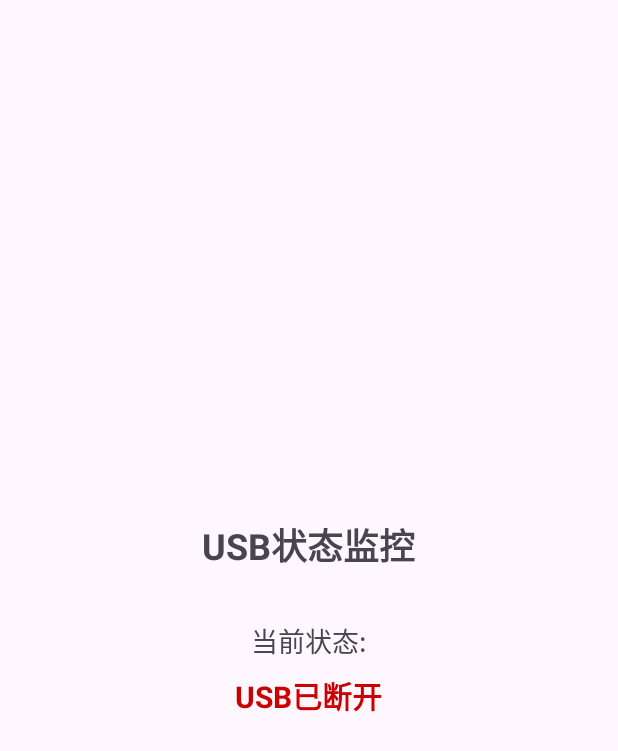
After one commit to caoyang9/Cxk-app, an Android app: the USBActivity screen opened directly, with no data from a screen before it, on a phone screen of 412 x 824 dp. The commit adds this screen. Shown: the top 751 px of the screen. Run offline under Robolectric (Android 15) with nearby library versions, the phone set to English and light mode, and no system bars.

Commit message:
feat: 注册USBManager的广播监听器，监听USB插入拔出的状态变化

```diff
--- a/app/src/main/AndroidManifest.xml
+++ b/app/src/main/AndroidManifest.xml
@@ -48,10 +48,6 @@
 
     <!-- 声明使用距离传感器特性（可选，但推荐） -->
     <uses-feature android:name="android.hardware.sensor.proximity" />
-
-
-    <uses-permission android:name="android.permission.MODIFY_AUDIO_SETTINGS" />
-    <uses-permission android:name="android.permission.RECORD_AUDIO" />
 
     <application
         android:allowBackup="true"
@@ -110,6 +106,8 @@
         <activity android:name=".mmiActivity.MagnetometerActivity" android:exported="false"/>
         <activity android:name=".mmiActivity.GyroBallActivity" android:exported="false"/>
         <activity android:name=".mmiActivity.CompassActivity" android:exported="false"/>
+        <activity android:name=".mmiActivity.USBActivity" android:exported="true">
+        </activity>
         <!-- 重构的Activity -->
         <activity android:name=".environmentanddebug.HelloWorldActivity" android:exported="false"/>
         <activity android:name=".environmentanddebug.LogActivity" android:exported="false"/>
--- a/app/src/main/java/com/yang/androiddemolog/mmiActivity/MMIActivity.java
+++ b/app/src/main/java/com/yang/androiddemolog/mmiActivity/MMIActivity.java
@@ -35,6 +35,8 @@ public class MMIActivity extends AppCompatActivity {
 
     private Button lightSensorBtn, proximitySensorBtn, gravitySensorBtn, accelerationSensorBtn,
             gyroscopeSensorBtn, magneticFieldSensorBtn, game1Btn, game2Btn;
+
+    private Button usbBtn;
 
     @Override
     protected void onCreate(@Nullable Bundle savedInstanceState) {
@@ -74,6 +76,8 @@ public class MMIActivity extends AppCompatActivity {
         game1Btn = findViewById(R.id.btn_sensor_7);
         game2Btn = findViewById(R.id.btn_sensor_8);
 
+        usbBtn = findViewById(R.id.btn_usb);
+
         brightnessBtn.setOnClickListener(v -> startActivity(new Intent(MMIActivity.this, BrightnessActivity.class)));
         imageBtn.setOnClickListener(v -> startActivity(new Intent(MMIActivity.this, ImageActivity.class)));
         touchBtn.setOnClickListener(v -> startActivity(new Intent(MMIActivity.this, TouchActivity.class)));
@@ -95,6 +99,8 @@ public class MMIActivity extends AppCompatActivity {
         magneticFieldSensorBtn.setOnClickListener(v -> startActivity(new Intent(MMIActivity.this, MagnetometerActivity.class)));
         game1Btn.setOnClickListener(v -> startActivity(new Intent(MMIActivity.this, GyroBallActivity.class)));
         game2Btn.setOnClickListener(v -> startActivity(new Intent(MMIActivity.this, CompassActivity.class)));
+
+        usbBtn.setOnClickListener(v -> startActivity(new Intent(MMIActivity.this, USBActivity.class)));
     }
 
     private void initMappings() {
--- /dev/null
+++ b/app/src/main/java/com/yang/androiddemolog/mmiActivity/USBActivity.java
@@ -0,0 +1,105 @@
+package com.yang.androiddemolog.mmiActivity;
+
+import android.content.BroadcastReceiver;
+import android.content.Context;
+import android.content.Intent;
+import android.content.IntentFilter;
+import android.hardware.usb.UsbDevice;
+import android.hardware.usb.UsbManager;
+import android.os.Bundle;
+import android.widget.TextView;
+import android.widget.Toast;
+
+import androidx.appcompat.app.AppCompatActivity;
+import com.yang.androiddemolog.R;
+
+import java.util.HashMap;
+
+
+/**
+ * USB
+ */
+public class USBActivity extends AppCompatActivity {
+
+    private TextView statusText;
+    private UsbManager usbManager;
+
+    // 定义USB相关动作
+    private static final String[] USB_ACTIONS = {
+            UsbManager.ACTION_USB_DEVICE_ATTACHED,
+            UsbManager.ACTION_USB_DEVICE_DETACHED
+    };
+
+    // USB状态广播接收器
+    private final BroadcastReceiver usbReceiver = new BroadcastReceiver() {
+        @Override
+        public void onReceive(Context context, Intent intent) {
+            String action = intent.getAction();
+            if (UsbManager.ACTION_USB_DEVICE_ATTACHED.equals(action)) {
+                updateStatus("USB已连接", true);
+                showToast("USB设备已连接");
+
+            } else if (UsbManager.ACTION_USB_DEVICE_DETACHED.equals(action)) {
+                updateStatus("USB已断开", false);
+                showToast("USB设备已断开");
+            }
+        }
+    };
+
+    @Override
+    protected void onCreate(Bundle savedInstanceState) {
+        super.onCreate(savedInstanceState);
+        setContentView(R.layout.activity_usb);
+
+        // 初始化视图
+        statusText = findViewById(R.id.statusText);
+        usbManager = (UsbManager) getSystemService(Context.USB_SERVICE);
+
+        // 注册广播接收器
+        registerUSBReceiver();
+        // 检查初始USB状态
+        checkInitialUSBState();
+    }
+
+    private void registerUSBReceiver() {
+        IntentFilter filter = new IntentFilter();
+        for (String action : USB_ACTIONS) {
+            filter.addAction(action);
+        }
+        registerReceiver(usbReceiver, filter);
+    }
+
+    private void checkInitialUSBState() {
+        // 检查当前已连接的USB设备
+        if (usbManager != null) {
+            HashMap<String, UsbDevice> deviceList = usbManager.getDeviceList();
+            if (deviceList != null && !deviceList.isEmpty()) {
+                updateStatus("USB已连接", true);
+            } else {
+                updateStatus("USB已断开", false);
+            }
+        }
+    }
+
+    private void updateStatus(String status, boolean isConnected) {
+        if (statusText != null) {
+            statusText.setText(status);
+            statusText.setTextColor(isConnected ?
+                    getResources().getColor(android.R.color.holo_green_dark) :
+                    getResources().getColor(android.R.color.holo_red_dark));
+        }
+    }
+
+    private void showToast(String message) {
+        Toast.makeText(this, message, Toast.LENGTH_SHORT).show();
+    }
+
+    @Override
+    protected void onDestroy() {
+        super.onDestroy();
+        // 取消注册广播接收器
+        if (usbReceiver != null) {
+            unregisterReceiver(usbReceiver);
+        }
+    }
+}
--- /dev/null
+++ b/app/src/main/res/layout/activity_usb.xml
@@ -0,0 +1,35 @@
+<?xml version="1.0" encoding="utf-8"?>
+<LinearLayout xmlns:android="http://schemas.android.com/apk/res/android"
+    android:layout_width="match_parent"
+    android:layout_height="match_parent"
+    android:orientation="vertical"
+    android:padding="16dp"
+    android:gravity="center">
+
+    <TextView
+        android:id="@+id/titleText"
+        android:layout_width="wrap_content"
+        android:layout_height="wrap_content"
+        android:text="USB状态监控"
+        android:textSize="24sp"
+        android:textStyle="bold"
+        android:layout_marginBottom="32dp" />
+
+    <TextView
+        android:id="@+id/statusLabel"
+        android:layout_width="wrap_content"
+        android:layout_height="wrap_content"
+        android:text="当前状态:"
+        android:textSize="18sp"
+        android:layout_marginBottom="8dp" />
+
+    <TextView
+        android:id="@+id/statusText"
+        android:layout_width="wrap_content"
+        android:layout_height="wrap_content"
+        android:text="未知"
+        android:textSize="20sp"
+        android:textStyle="bold"
+        android:textColor="#FF5722" />
+
+</LinearLayout>
--- /dev/null
+++ b/app/src/main/res/xml/usb_device_filter.xml
@@ -0,0 +1,4 @@
+<?xml version="1.0" encoding="utf-8"?>
+<resources>
+    <usb-device />
+</resources>
```
